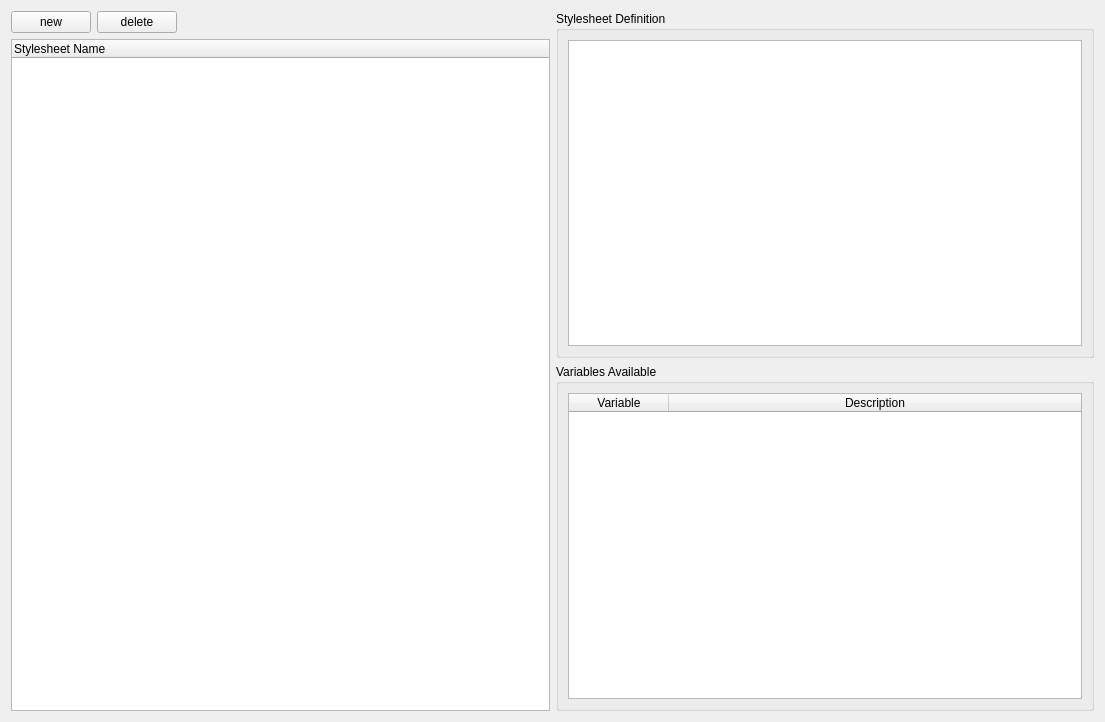
This is libs/main/rdf/KoSemanticStylesheetsEditor.ui in KDE/krita as Qt 5 draws it before an edit. The edited form follows.
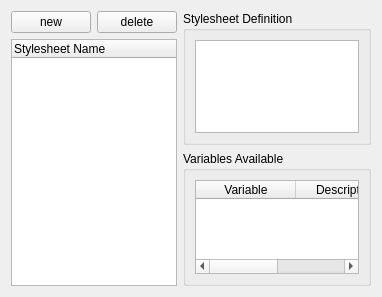
This is the edited form.

Commit message: polish rdf dialogs

Patch:
```diff
--- a/libs/main/rdf/KoSemanticStylesheetsEditor.ui
+++ b/libs/main/rdf/KoSemanticStylesheetsEditor.ui
@@ -6,8 +6,8 @@
    <rect>
     <x>0</x>
     <y>0</y>
-    <width>1105</width>
-    <height>722</height>
+    <width>382</width>
+    <height>297</height>
    </rect>
   </property>
   <layout class="QGridLayout" name="gridLayout">
```
Left out of the diff: 6 changed lines with no effect on the pictures. The commit also changes 6 other files.
